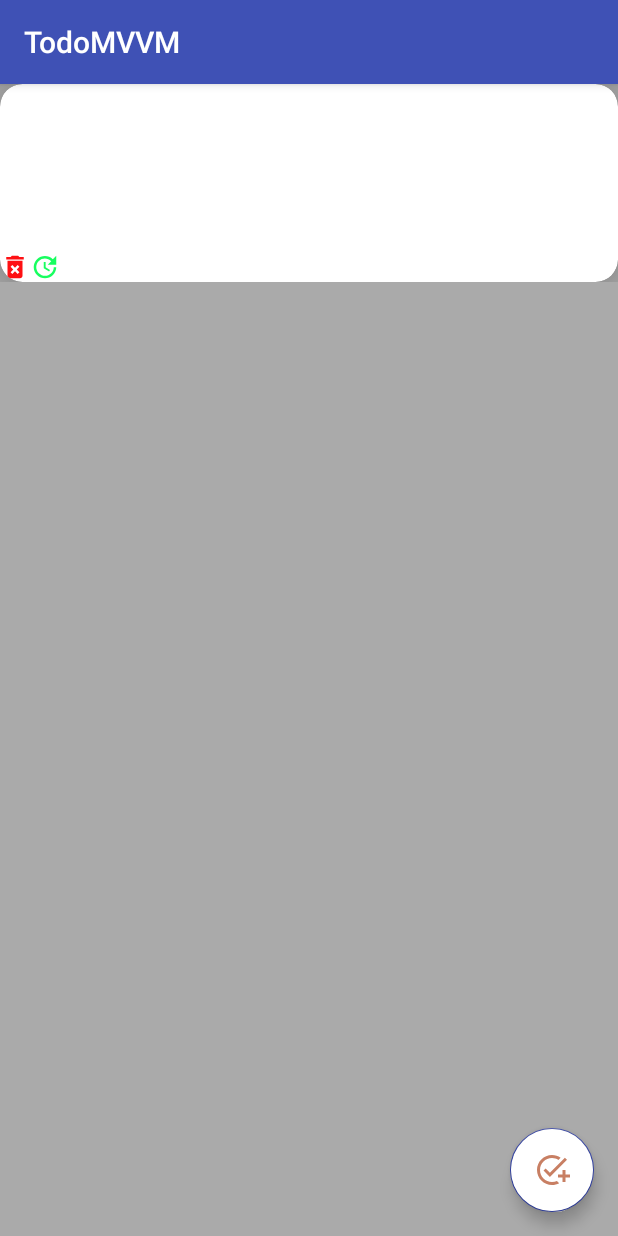
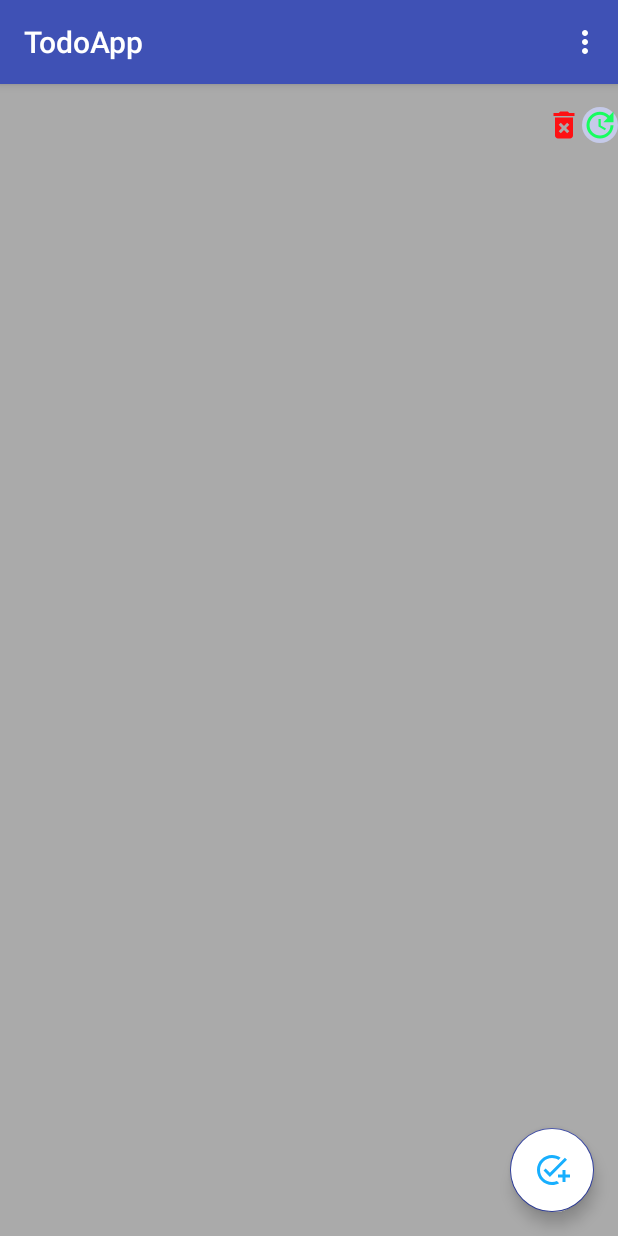
Before and after one commit to BarshaMaharjan1/TodoAppFinalAssignment, an Android app: the fragment AddTaskFragment placed in its activity, after a tap on "SUBMIT", on a phone screen of 412 x 824 dp. Run offline under Robolectric (Android 15) with nearby library versions, the phone set to English and light mode, and no system bars; our stand-ins replace Room's generated code.

Commit message:
menu_add

```diff
--- a/app/src/main/java/com/example/todomvvm/database/TodoDao.java
+++ b/app/src/main/java/com/example/todomvvm/database/TodoDao.java
@@ -14,7 +14,7 @@ import java.util.List;
 
 /**
  * Room uses this DAO where you map a Java method call to an SQL query.
- *
+ * <p>
  * When you are using complex data types, such as Date, you have to also supply type converters.
  * To keep this example basic, no types that require type converters are used.
  * See the documentation at
@@ -33,8 +33,6 @@ public interface TodoDao {
 
     @Query("delete from todo_table")
     void deleteAll();
-    @Delete
-    void  delete(Todo todo);
 
     @Query("delete from todo_table where id = :id")
     void deleteTodo(int id);
--- a/app/src/main/java/com/example/todomvvm/ui/todo/TodoFragment.java
+++ b/app/src/main/java/com/example/todomvvm/ui/todo/TodoFragment.java
@@ -2,6 +2,9 @@ package com.example.todomvvm.ui.todo;
 
 import android.os.Bundle;
 import android.view.LayoutInflater;
+import android.view.Menu;
+import android.view.MenuInflater;
+import android.view.MenuItem;
 import android.view.View;
 import android.view.ViewGroup;
 import android.widget.Button;
@@ -50,19 +53,44 @@ public class TodoFragment extends Fragment {
     private Button submitButton;
     private TodoRepository repository;
 
+//Adding menu and inflater
+    @Override
+    public void onCreateOptionsMenu(@NonNull Menu menu, @NonNull MenuInflater inflater) {
+        inflater.inflate(R.menu.task_menu, menu);
+    }
 
+    @Override
+    public boolean onOptionsItemSelected(@NonNull MenuItem item) {
+        switch (item.getItemId()) {
+            case R.id.mdelete: {
+                repository.deleteAll();
+
+                getActivity().getSupportFragmentManager().beginTransaction()
+                        .replace(R.id.container, TodoFragment.newInstance())
+                        .commitNow();
+                return true;
+            }
+
+
+            default:
+                return super.onOptionsItemSelected(item);
+        }
+
+
+    }
 
     @Nullable
     @Override
     public View onCreateView(@NonNull LayoutInflater inflater, @Nullable ViewGroup container,
                              @Nullable Bundle savedInstanceState) {
+
 //      return inflater.inflate(R.layout.main_fragment, container, false);
 
         View view;
         view = inflater.inflate(R.layout.main_fragment, container, false);
         RecyclerView recyclerView = view.findViewById(R.id.recyclerview);
-        titleEditTExt=view.findViewById(R.id.title_entry);
-        descEditText=view.findViewById(R.id.desc_label);
+        titleEditTExt = view.findViewById(R.id.title_entry);
+        descEditText = view.findViewById(R.id.desc_label);
 
         this.adapter = new TodoListAdapter(this, new TodoListAdapter.TaskCallback() {
 
@@ -72,12 +100,16 @@ public class TodoFragment extends Fragment {
                 mTodoViewModel.deleteTodo(id);
             }
 
+
             @Override
             public void onUpdate(Todo todo) {
                 // TODO , move to update activity / fragment from here with the current todo
-                ((TodoActivity)getActivity()).moveToUpdate(todo);
+                ((TodoActivity) getActivity()).moveToUpdate(todo);
             }
         });
+
+        setHasOptionsMenu(true);
+
         recyclerView.setAdapter(adapter);
 
         recyclerView.setLayoutManager(new LinearLayoutManager(getContext()));
@@ -91,6 +123,7 @@ public class TodoFragment extends Fragment {
         super.onActivityCreated(savedInstanceState);
 
         // deprecated, mTodoViewModel = of(this).get(TodoViewModel.class);
+        repository = new TodoRepository(getActivity().getApplication());
         mTodoViewModel = new ViewModelProvider(this).get(TodoViewModel.class);
 
         // TODO: Use the ViewModel
@@ -119,7 +152,7 @@ public class TodoFragment extends Fragment {
         });
 
 
-
     }
 
+
 }
--- /dev/null
+++ b/app/src/main/res/drawable/ic_add_task.xml
@@ -0,0 +1,5 @@
+<vector android:height="24dp" android:tint="#18AFFE"
+    android:viewportHeight="24" android:viewportWidth="24"
+    android:width="24dp" xmlns:android="http://schemas.android.com/apk/res/android">
+    <path android:fillColor="@android:color/white" android:pathData="M22,5.18L10.59,16.6l-4.24,-4.24l1.41,-1.41l2.83,2.83l10,-10L22,5.18zM12,20c-4.41,0 -8,-3.59 -8,-8s3.59,-8 8,-8c1.57,0 3.04,0.46 4.28,1.25l1.45,-1.45C16.1,2.67 14.13,2 12,2C6.48,2 2,6.48 2,12s4.48,10 10,10c1.73,0 3.36,-0.44 4.78,-1.22l-1.5,-1.5C14.28,19.74 13.17,20 12,20zM19,15h-3v2h3v3h2v-3h3v-2h-3v-3h-2V15z"/>
+</vector>
--- /dev/null
+++ b/app/src/main/res/drawable/priority_circle.xml
@@ -0,0 +1,7 @@
+<?xml version="1.0" encoding="utf-8"?>
+<!-- Circle shape with a default color -->
+<shape xmlns:android="http://schemas.android.com/apk/res/android"
+    android:shape="oval">
+        <solid
+        android:color="@color/colorPrimaryLight" />
+</shape>
--- a/app/src/main/res/layout/main_fragment.xml
+++ b/app/src/main/res/layout/main_fragment.xml
@@ -28,7 +28,7 @@
         android:clickable="true"
         app:layout_constraintBottom_toBottomOf="parent"
         app:layout_constraintEnd_toEndOf="parent"
-        android:src="@drawable/ic_addtask"
+        android:src="@drawable/ic_add_task"
         android:backgroundTint="@color/cardview_light_background"
         />
 
--- a/app/src/main/res/layout/recyclerview_item.xml
+++ b/app/src/main/res/layout/recyclerview_item.xml
@@ -1,18 +1,12 @@
 <?xml version="1.0" encoding="utf-8"?>
+
 <LinearLayout xmlns:android="http://schemas.android.com/apk/res/android"
+    xmlns:app="http://schemas.android.com/apk/res-auto"
     xmlns:tools="http://schemas.android.com/tools"
     android:layout_width="match_parent"
     android:layout_height="wrap_content"
-    xmlns:app="http://schemas.android.com/apk/res-auto"
-    android:orientation="vertical">
+    android:orientation="horizontal">
 
-    <androidx.cardview.widget.CardView
-        android:layout_width="match_parent"
-        android:layout_height="match_parent"
-        app:cardElevation="20dp"
-        app:cardCornerRadius="15dp"
-       app:cardBackgroundColor="#FFFFFF"
-        >
 
     <LinearLayout
         android:layout_width="match_parent"
@@ -27,9 +21,8 @@
             android:layout_height="wrap_content"
             android:textColor="@android:color/black"
             android:textSize="35dp"
-                android:textStyle="bold"
+            android:textStyle="bold" />
 
-                />
 
         <TextView
             android:id="@+id/desc"
@@ -48,24 +41,29 @@
             tools:text="11/11/1111" />
 
 
-            <LinearLayout
-                android:layout_width="match_parent"
+    </LinearLayout>
+    <TextView
+        android:id="@+id/priorityTextView"
+        android:layout_width="wrap_content"
         android:layout_height="wrap_content"
-                android:orientation="horizontal">
+        android:layout_marginTop="15dp"
+        android:textColor="@android:color/primary_text_light"
+        tools:text="1" />
 
     <ImageView
         android:id="@+id/delete"
-                    android:layout_width="20dp"
-                    android:layout_height="20dp"
+        android:layout_width="wrap_content"
+        android:layout_height="wrap_content"
+        android:layout_marginTop="15dp"
         android:src="@drawable/ic_delete" />
 
     <ImageView
         android:id="@+id/update"
-                    android:layout_width="20dp"
-                    android:layout_height="20dp"
-                    android:src="@drawable/ic_update" />
+        android:layout_width="wrap_content"
+        android:layout_height="wrap_content"
+        android:layout_marginTop="15dp"
+        android:src="@drawable/ic_update"
+        android:background="@drawable/priority_circle"
+        />
 
 </LinearLayout>
-        </LinearLayout>
-    </androidx.cardview.widget.CardView>
-</LinearLayout>
--- /dev/null
+++ b/app/src/main/res/menu/task_menu.xml
@@ -0,0 +1,18 @@
+<?xml version="1.0" encoding="utf-8"?>
+<menu xmlns:android="http://schemas.android.com/apk/res/android"
+    xmlns:app="http://schemas.android.com/apk/res-auto">
+
+    <item
+        android:id="@+id/mdelete"
+        android:title="Delete All"
+        app:showAsAction="never">
+
+    </item>
+    <item
+        android:id="@+id/item_share"
+        android:title="Share"
+        app:showAsAction="never">
+
+    </item>
+
+</menu>
--- a/app/src/main/res/values/strings.xml
+++ b/app/src/main/res/values/strings.xml
@@ -1,5 +1,5 @@
 <resources>
-    <string name="app_name">TodoMVVM</string>
+    <string name="app_name">TodoApp</string>
     <string name="no_todo">No Todo</string>
     <!-- TODO: Remove or change this placeholder text -->
     <string name="hello_blank_fragment">Hello blank fragment</string>
```
Also changed, not shown: app/src/main/java/com/example/todomvvm/TodoActivity.java (+7 -0 lines). Lines whose indentation alone changed are shown as unchanged.
